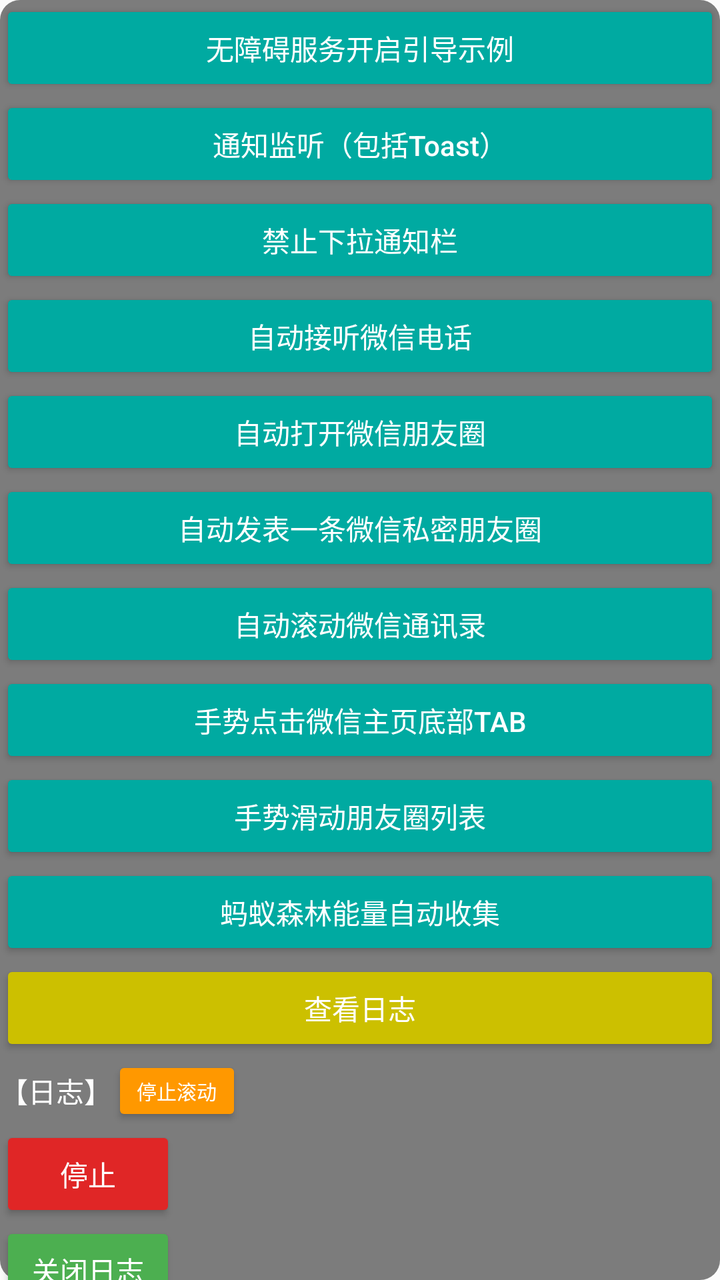
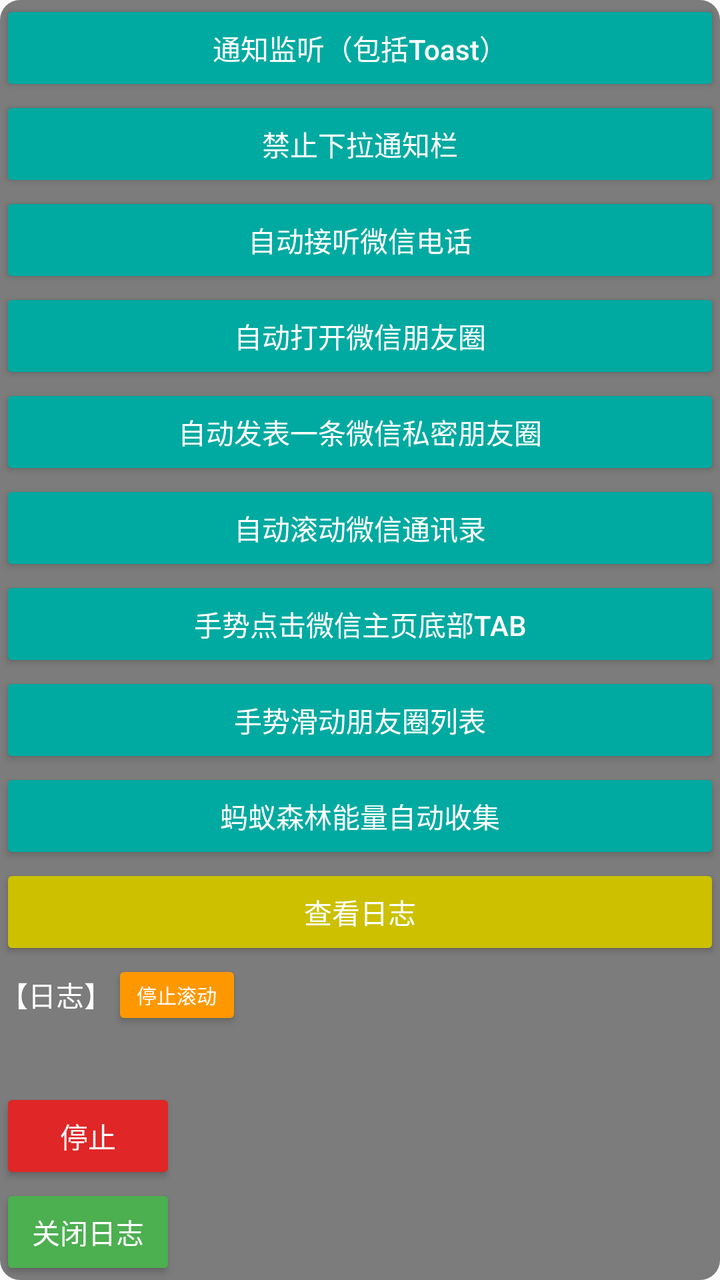

Two renders of the same Android screen: before a commit and after it. Below are the layout's source before the change and the commit's diff.
<!-- AndroidManifest.xml: application theme AppTheme -->
<!-- res/layout/view_main_over.xml -->
<?xml version="1.0" encoding="utf-8"?>
<FrameLayout xmlns:android="http://schemas.android.com/apk/res/android"
    xmlns:tools="http://schemas.android.com/tools"
    android:id="@+id/parent"
    android:layout_width="wrap_content"
    android:layout_height="wrap_content"
    android:background="@drawable/bg_1"
    android:orientation="vertical">

    <LinearLayout
        android:layout_width="match_parent"
        android:layout_height="wrap_content"
        android:layout_gravity="center"
        android:orientation="vertical">

        <LinearLayout
            android:id="@+id/ll_option"
            android:layout_width="match_parent"
            android:layout_height="wrap_content"
            android:gravity="center"
            android:orientation="vertical">

            <androidx.core.widget.NestedScrollView
                android:layout_width="match_parent"
                android:layout_height="0dp"
                android:layout_weight="1">

                <LinearLayout
                    android:layout_width="match_parent"
                    android:layout_height="wrap_content"
                    android:orientation="vertical">


                    <Button
                        android:id="@+id/btn_setting_guide"
                        android:layout_width="match_parent"
                        android:layout_height="wrap_content"
                        android:backgroundTint="@color/colorAccent"
                        android:text="无障碍服务开启引导示例"
                        android:textColor="@color/colorPrimary" />

                    <Button
                        android:id="@+id/btn_notification"
                        android:layout_width="match_parent"
                        android:layout_height="wrap_content"
                        android:backgroundTint="@color/colorAccent"
                        android:text="通知监听（包括Toast）"
                        android:textAllCaps="false"
                        android:textColor="@color/colorPrimary" />

                    <Button
                        android:id="@+id/btn_1"
                        android:layout_width="match_parent"
                        android:layout_height="wrap_content"
                        android:backgroundTint="@color/colorAccent"
                        android:text="禁止下拉通知栏"
                        android:textColor="@color/colorPrimary" />

                    <Button
                        android:id="@+id/btn_2"
                        android:layout_width="match_parent"
                        android:layout_height="wrap_content"
                        android:backgroundTint="@color/colorAccent"
                        android:text="自动接听微信电话"
                        android:textColor="@color/colorPrimary" />

                    <Button
                        android:id="@+id/btn_open_social"
                        android:layout_width="match_parent"
                        android:layout_height="wrap_content"
                        android:backgroundTint="@color/colorAccent"
                        android:text="自动打开微信朋友圈"
                        android:textColor="@color/colorPrimary" />

                    <Button
                        android:id="@+id/btn_publish_social"
                        android:layout_width="match_parent"
                        android:layout_height="wrap_content"
                        android:backgroundTint="@color/colorAccent"
                        android:text="自动发表一条微信私密朋友圈"
                        android:textColor="@color/colorPrimary" />

                    <Button
                        android:id="@+id/btn_scroll_contacts"
                        android:layout_width="match_parent"
                        android:layout_height="wrap_content"
                        android:backgroundTint="@color/colorAccent"
                        android:text="自动滚动微信通讯录"
                        android:textColor="@color/colorPrimary" />

                    <Button
                        android:id="@+id/btn_click_bottom_tab"
                        android:layout_width="match_parent"
                        android:layout_height="wrap_content"
                        android:backgroundTint="@color/colorAccent"
                        android:text="手势点击微信主页底部Tab"
                        android:textColor="@color/colorPrimary" />

                    <Button
                        android:id="@+id/btn_scroll_social"
                        android:layout_width="match_parent"
                        android:layout_height="wrap_content"
                        android:backgroundTint="@color/colorAccent"
                        android:text="手势滑动朋友圈列表"
                        android:textColor="@color/colorPrimary" />

                    <Button
                        android:layout_width="match_parent"
                        android:layout_height="wrap_content"
                        android:backgroundTint="@color/colorAccent"
                        android:text="自动抢红包"
                        android:textColor="@color/colorPrimary"
                        android:visibility="gone" />

                    <Button
                        android:id="@+id/btn_ant_forest_energy"
                        android:layout_width="match_parent"
                        android:layout_height="wrap_content"
                        android:backgroundTint="@color/colorAccent"
                        android:text="蚂蚁森林能量自动收集"
                        android:textColor="@color/colorPrimary" />


                </LinearLayout>
            </androidx.core.widget.NestedScrollView>


            <Button
                android:id="@+id/btn_log"
                android:layout_width="match_parent"
                android:layout_height="wrap_content"
                android:backgroundTint="#ccc000"
                android:text="查看日志"
                android:textColor="@color/colorPrimary" />
        </LinearLayout>

        <LinearLayout
            android:id="@+id/ll_log"
            android:layout_width="match_parent"
            android:layout_height="wrap_content"
            android:orientation="vertical">

            <LinearLayout
                android:layout_width="wrap_content"
                android:layout_height="wrap_content"
                android:gravity="center_vertical"
                android:orientation="horizontal">

                <TextView
                    android:layout_width="wrap_content"
                    android:layout_height="wrap_content"
                    android:text="【日志】"
                    android:textColor="@color/_ffffff" />

                <Button
                    android:id="@+id/btn_stop_scroll_log"
                    android:layout_width="65dp"
                    android:layout_height="35dp"
                    android:backgroundTint="#FF9800"
                    android:text="停止滚动"
                    android:textColor="@color/_ffffff"
                    android:textSize="10dp" />
            </LinearLayout>

            <androidx.core.widget.NestedScrollView
                android:id="@+id/scrollView"
                android:layout_width="match_parent"
                android:layout_height="0dp"
                android:layout_weight="1"
                android:minHeight="250dp">

                <FrameLayout
                    android:layout_width="match_parent"
                    android:layout_height="wrap_content">

                    <TextView
                        android:id="@+id/tv_log"
                        android:layout_width="match_parent"
                        android:layout_height="wrap_content"
                        android:padding="5dp"
                        android:text=""
                        android:textColor="@color/_ffffff" />
                </FrameLayout>
            </androidx.core.widget.NestedScrollView>

            <Button
                android:id="@+id/btn_stop"
                android:layout_width="wrap_content"
                android:layout_height="wrap_content"
                android:backgroundTint="#E02626"
                android:text="停止"
                android:textColor="@color/_ffffff" />

            <Button
                android:id="@+id/btn_close_log"
                android:layout_width="wrap_content"
                android:layout_height="wrap_content"
                android:backgroundTint="#4CAF50"
                android:text="关闭日志"
                android:textColor="@color/_ffffff" />
        </LinearLayout>

    </LinearLayout>

</FrameLayout>
<!-- resources referenced by this layout -->
<resources>
  <color name="_ffffff">#ffffff</color>
  <color name="colorAccent">#00AAA1</color>
  <color name="colorPrimary">#ffffff</color>
  <!-- drawable bg_1 (drawable) -->
  <?xml version="1.0" encoding="utf-8"?>
  <shape xmlns:android="http://schemas.android.com/apk/res/android">
      <corners android:radius="10dp" />
      <solid android:color="#80000000" />
  </shape>
  <style name="AppTheme" parent="Theme.AppCompat.Light.DarkActionBar">
          
          <item name="colorPrimary">@color/colorAccent</item>
          <item name="colorPrimaryDark">@color/colorAccent</item>
          <item name="colorAccent">@color/colorAccent</item>
          <item name="actionMenuTextColor">#ffffff</item>
          <item name="titleTextColor">#000000</item>
          
          <item name="colorControlActivated">@color/colorAccent</item>
  
      </style>
</resources>

<!-- the commit's change to res/layout/view_main_over.xml (unified diff, before → after) -->
@@ -31,13 +31,7 @@
                     android:orientation="vertical">
 
 
-                    <Button
-                        android:id="@+id/btn_setting_guide"
-                        android:layout_width="match_parent"
-                        android:layout_height="wrap_content"
-                        android:backgroundTint="@color/colorAccent"
-                        android:text="无障碍服务开启引导示例"
-                        android:textColor="@color/colorPrimary" />
+                    
 
                     <Button
                         android:id="@+id/btn_notification"
